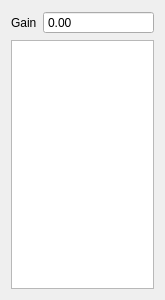
First picture: the form in ui/VoltageGlobalAdjust.ui, repository MonroeQuantumNetworks/IonControl, before the edit.
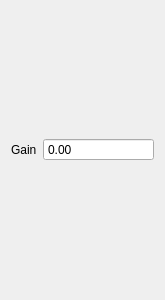
Second picture: the form after the edit. Custom widgets are drawn as their Qt base class.

```diff
--- a/ui/VoltageGlobalAdjust.ui
+++ b/ui/VoltageGlobalAdjust.ui
@@ -34,9 +34,6 @@
      </property>
     </widget>
    </item>
-   <item row="1" column="1" colspan="2">
-    <widget class="QTableView" name="tableView"/>
-   </item>
   </layout>
  </widget>
  <customwidgets>
```
